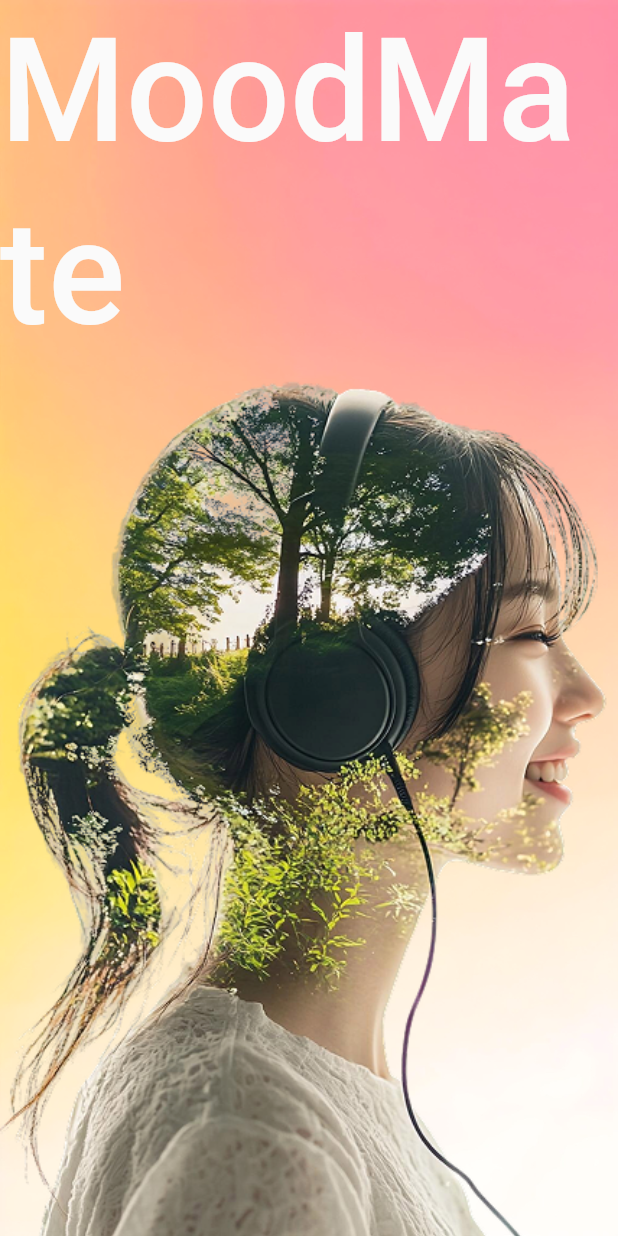
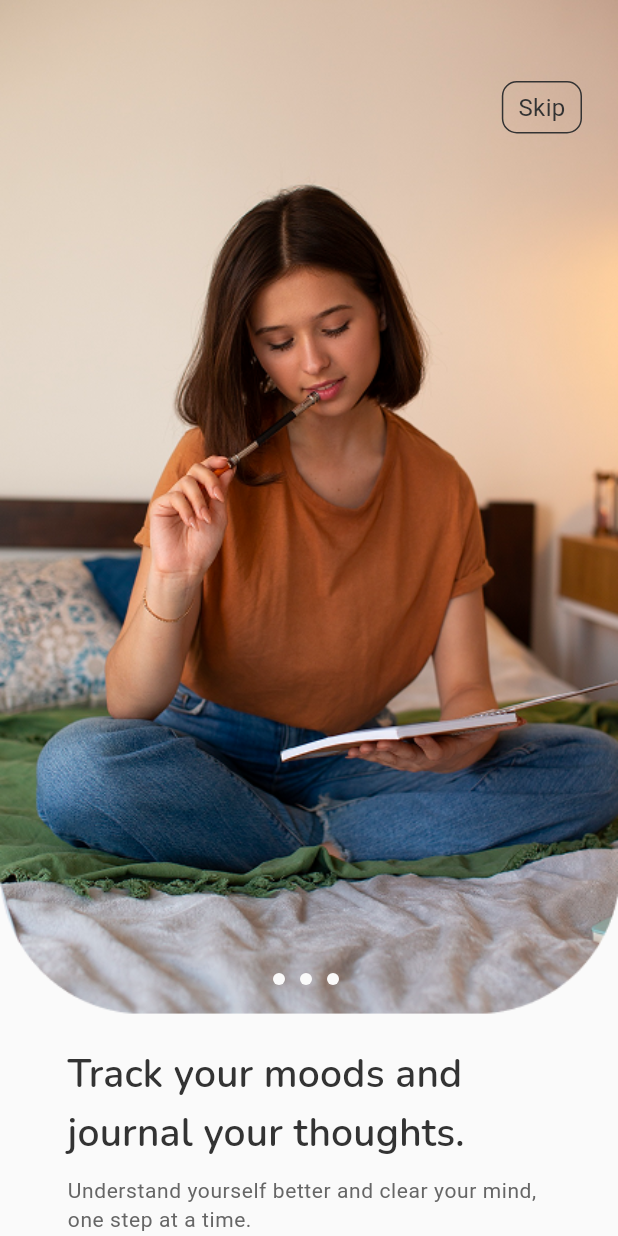
Before and after one commit to AmitCyberbells/moodmate, a Flutter app: the screen it shows after launch, on a phone screen of 412 x 824 dp. Run offline on Flutter 3.47's test engine with Material 3 defaults, Android fonts, the phone set to English and light mode, and no system bars; our stand-ins replace google_fonts, video_player; Roboto replaces fonts that are missing (Karantina).

Commit message:
creating onboading page and completed splash pages

```diff
--- a/lib/core/themes/app_theme.dart
+++ b/lib/core/themes/app_theme.dart
@@ -8,21 +8,19 @@ class AppTheme {
       primaryColor: Colors.white,
       scaffoldBackgroundColor: Color(0xff1b2020),
       textTheme: TextTheme(
-        titleMedium: GoogleFonts.alegreyaSans(
-          fontSize: 30,
-          color: softWarmWhite,
+        titleMedium: GoogleFonts.nunito(
+          fontSize: 26,
+          color: charcoalGray,
+          fontWeight: FontWeight.w600,
         ),
         titleLarge: GoogleFonts.karantina(
           fontSize: 96,
           color: softWarmWhite,
           fontWeight: FontWeight.w500,
         ),
-        bodySmall: GoogleFonts.alegreyaSans(fontSize: 14, color: softWarmWhite),
-        bodyMedium: GoogleFonts.alegreyaSans(
-          fontSize: 18,
-          color: softWarmWhite,
-        ),
-        bodyLarge: GoogleFonts.alegreyaSans(fontSize: 22, color: softWarmWhite),
+        bodySmall: GoogleFonts.alegreyaSans(fontSize: 14, color: coolGray),
+        bodyMedium: GoogleFonts.alegreyaSans(fontSize: 16, color: charcoalGray),
+        bodyLarge: GoogleFonts.alegreyaSans(fontSize: 22, color: charcoalGray),
       ),
     );
   }
--- a/lib/main.dart
+++ b/lib/main.dart
@@ -1,7 +1,8 @@
 import 'package:flutter/material.dart';
 import 'package:moodmate/core/themes/app_theme.dart';
-import 'package:moodmate/presentation/screens/splash/splash_page.dart';
+import 'package:moodmate/presentation/screens/onboading/onboading_state.dart';
 import 'package:moodmate/presentation/screens/splash/splash_state.dart';
+import 'package:moodmate/presentation/screens/splash/third_splash_page.dart';
 import 'package:provider/provider.dart';
 
 void main() {
@@ -14,13 +15,16 @@ class MyApp extends StatelessWidget {
   @override
   Widget build(BuildContext context) {
     return MultiProvider(
-      providers: [ChangeNotifierProvider(create: (context) => SplashState())],
+      providers: [
+        ChangeNotifierProvider(create: (context) => SplashState()),
+        ChangeNotifierProvider(create: (context) => OnboadingState()),
+      ],
 
       builder: (context, child) {
         return MaterialApp(
           debugShowCheckedModeBanner: false,
           theme: AppTheme.lightTheme,
-          home: SplashPage(),
+          home: ThirdSplashPage(),
         );
       },
     );
--- /dev/null
+++ b/lib/presentation/screens/onboading/onboading_page.dart
@@ -0,0 +1,83 @@
+import 'package:flutter/material.dart';
+import 'package:moodmate/core/constants/colors.dart';
+import 'package:moodmate/presentation/screens/onboading/onboading_state.dart';
+import 'package:moodmate/presentation/widgets/custom_text_button.dart';
+import 'package:provider/provider.dart';
+
+class OnboadingPage extends StatelessWidget {
+  const OnboadingPage({super.key});
+
+  @override
+  Widget build(BuildContext context) {
+    final size = MediaQuery.of(context).size;
+    final provider = context.read<OnboadingState>();
+
+    return GestureDetector(
+      onHorizontalDragEnd: (details) {
+        if (details.primaryVelocity! < 0) {
+          provider.firstOnboadingToSecond(context);
+        }
+      },
+      child: Scaffold(
+        backgroundColor: softWarmWhite,
+        body: Column(
+          children: [
+            Stack(
+              children: [
+                Image.asset(
+                  "assets/images/onboading1.png",
+                  fit: BoxFit.fitWidth,
+                ),
+                Positioned(
+                  top: 50,
+                  right: 20,
+                  child: CustomTextButton(
+                    onPressed: () {
+                      provider.skip(context);
+                    },
+                    bgColor: Colors.transparent,
+                    textColor: charcoalGray,
+                    title: "Skip",
+                  ),
+                ),
+                Positioned(
+                  left: (size.width / 2) - 24,
+                  bottom: 20,
+                  child: Row(
+                    mainAxisAlignment: MainAxisAlignment.center,
+                    children: [
+                      CircleAvatar(radius: 4, backgroundColor: softWarmWhite),
+                      SizedBox(width: 10),
+                      CircleAvatar(radius: 4, backgroundColor: softWarmWhite),
+                      SizedBox(width: 10),
+                      CircleAvatar(radius: 4, backgroundColor: softWarmWhite),
+                    ],
+                  ),
+                ),
+              ],
+            ),
+            SizedBox(height: 20),
+            Padding(
+              padding: const EdgeInsets.symmetric(horizontal: 45),
+              child: Column(
+                crossAxisAlignment: CrossAxisAlignment.center,
+                children: [
+                  Text(
+                    "Track your moods and journal your thoughts.",
+                    style: Theme.of(context).textTheme.titleMedium,
+                  ),
+                  SizedBox(height: 10),
+
+                  Text(
+                    "Understand yourself better and clear your mind, one step at a time.",
+                    style: Theme.of(context).textTheme.bodySmall,
+                  ),
+                ],
+              ),
+            ),
+          ],
+        ),
+      ),
+    );
+  }
+}
--- a/lib/presentation/screens/splash/splash_state.dart
+++ b/lib/presentation/screens/splash/splash_state.dart
@@ -1,12 +1,12 @@
 import 'package:flutter/material.dart';
-import 'package:moodmate/presentation/screens/splash/second_splash_page.dart';
+import 'package:moodmate/presentation/screens/onboading/onboading_page.dart';
 
 class SplashState with ChangeNotifier {
   void init(BuildContext context) {
     Future.delayed(const Duration(seconds: 3), () {
       Navigator.pushReplacement(
         context,
-        MaterialPageRoute(builder: (_) => const SecondSplashPage()),
+        MaterialPageRoute(builder: (_) => const OnboadingPage()),
       );
     });
   }
--- /dev/null
+++ b/lib/presentation/widgets/custom_text_button.dart
@@ -0,0 +1,32 @@
+import 'package:flutter/material.dart';
+
+class CustomTextButton extends StatelessWidget {
+  final String title;
+  final Color bgColor;
+  final Color textColor;
+  final VoidCallback onPressed;
+  const CustomTextButton({
+    required this.bgColor,
+    required this.onPressed,
+    required this.textColor,
+    required this.title,
+    super.key,
+  });
+
+  @override
+  Widget build(BuildContext context) {
+    return GestureDetector(
+      onTap: onPressed,
+      child: Container(
+        margin: EdgeInsets.all(4),
+        padding: EdgeInsets.symmetric(horizontal: 10, vertical: 5),
+        decoration: BoxDecoration(
+          color: bgColor,
+          borderRadius: BorderRadius.circular(10),
+          border: Border.all(width: 1, color: textColor),
+        ),
+        child: Text(title, style: Theme.of(context).textTheme.bodyMedium),
+      ),
+    );
+  }
+}
--- a/pubspec.yaml
+++ b/pubspec.yaml
@@ -37,6 +37,7 @@ dependencies:
   test_api: ^0.7.4
   google_fonts: ^6.3.1
   provider: ^6.1.5+1
+  video_player: ^2.10.0
 
 dev_dependencies:
   flutter_test:
@@ -62,6 +63,7 @@ flutter:
   # To add assets to your application, add an assets section, like this:
   assets:
     - assets/images/
+    - assets/videos/
   #   - images/a_dot_ham.jpeg
 
   # An image asset can refer to one or more resolution-specific "variants", see
```
Also changed, not shown: lib/presentation/screens/auth/auth_page.dart (added, +10 -0 lines), lib/presentation/screens/onboading/onboading_state.dart (added, +35 -0 lines), lib/presentation/screens/onboading/second_onboading_page.dart (added, +84 -0 lines), lib/presentation/screens/onboading/third_onboading_page.dart (added, +84 -0 lines), lib/presentation/screens/splash/third_splash_page.dart (added, +36 -0 lines), lib/presentation/widgets/background_video.dart (added, +48 -0 lines), assets/images/logomark.png (added), assets/images/onboading1.png (added), assets/images/onboading2.png (added), assets/images/onboading3.png (added), pubspec.lock, 4 other files.
